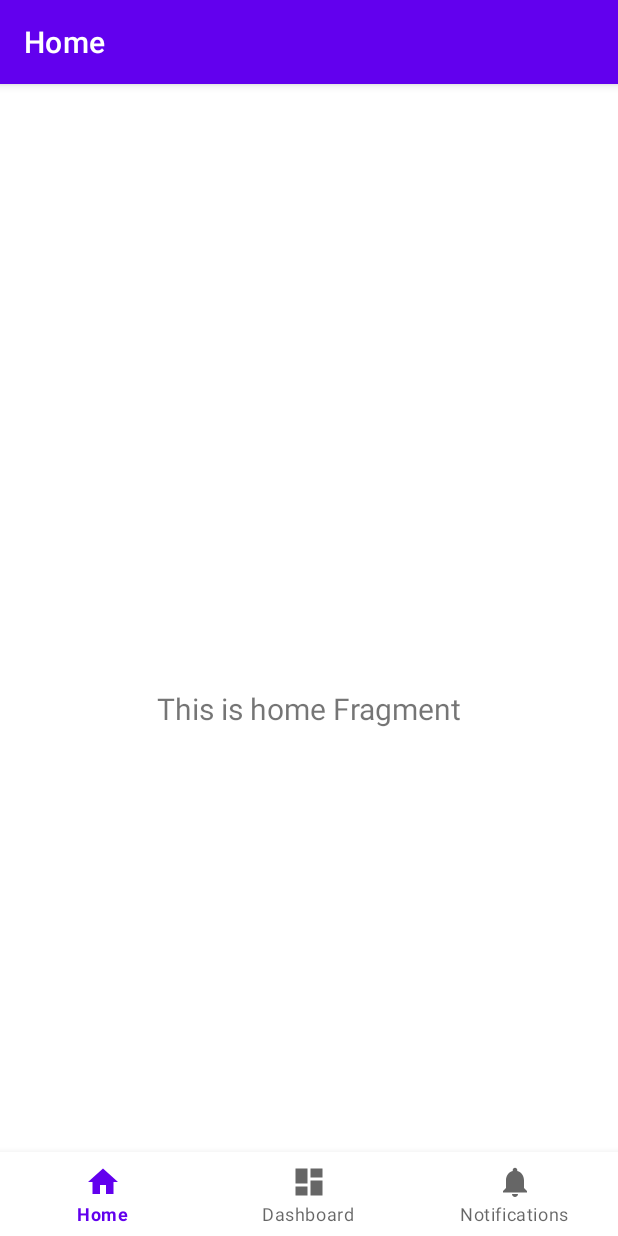
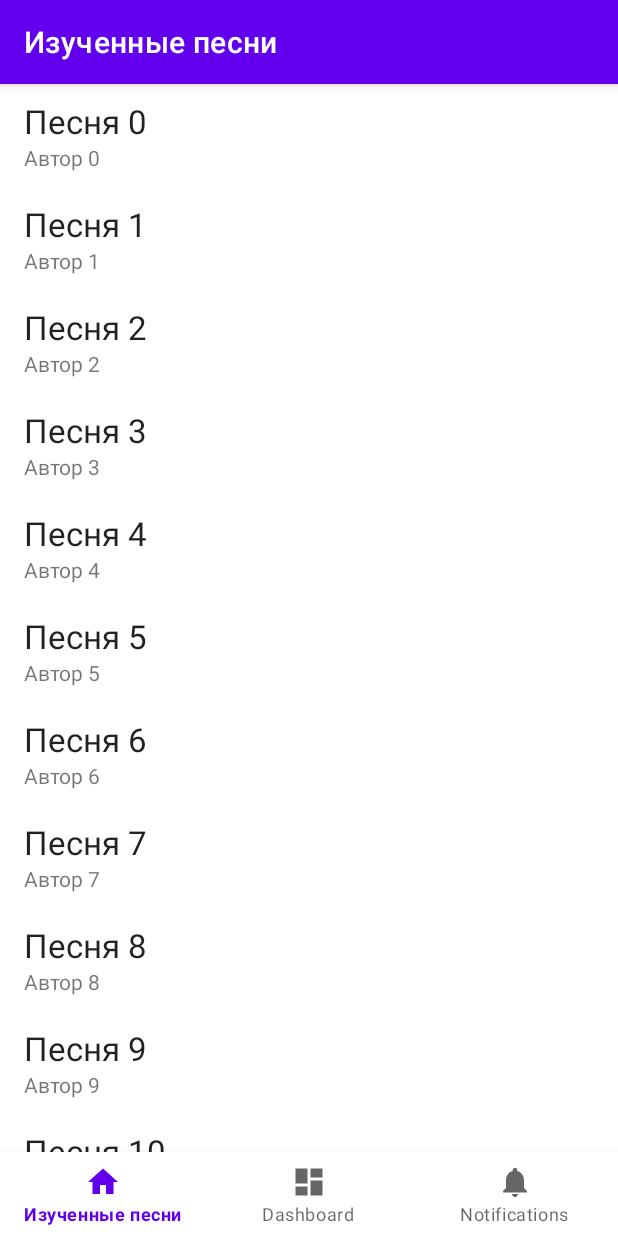
Before and after one commit to viafanasyev/guitar-songbook, an Android app: the screen it shows after launch (MainActivity), on a phone screen of 412 x 824 dp. Run offline under Robolectric (Android 15) with nearby library versions, the phone set to English and light mode, and no system bars; our stand-ins replace navigation-ui.

Commit message:
Add known songs stub list

```diff
--- a/app/src/main/java/ru/viafanasyev/guitarsongbook/MainActivity.kt
+++ b/app/src/main/java/ru/viafanasyev/guitarsongbook/MainActivity.kt
@@ -3,7 +3,7 @@ package ru.viafanasyev.guitarsongbook
 import android.os.Bundle
 import com.google.android.material.bottomnavigation.BottomNavigationView
 import androidx.appcompat.app.AppCompatActivity
-import androidx.navigation.findNavController
+import androidx.navigation.fragment.NavHostFragment
 import androidx.navigation.ui.AppBarConfiguration
 import androidx.navigation.ui.setupActionBarWithNavController
 import androidx.navigation.ui.setupWithNavController
@@ -21,12 +21,13 @@ class MainActivity : AppCompatActivity() {
 
         val navView: BottomNavigationView = binding.navView
 
-        val navController = findNavController(R.id.nav_host_fragment_activity_main)
+        val navHostFragment = supportFragmentManager.findFragmentById(R.id.nav_host_fragment_activity_main) as NavHostFragment
+        val navController = navHostFragment.navController
         // Passing each menu ID as a set of Ids because each
         // menu should be considered as top level destinations.
         val appBarConfiguration = AppBarConfiguration(
             setOf(
-                R.id.navigation_home, R.id.navigation_dashboard, R.id.navigation_notifications
+                R.id.navigation_known_songs, R.id.navigation_dashboard, R.id.navigation_notifications
             )
         )
         setupActionBarWithNavController(navController, appBarConfiguration)
--- /dev/null
+++ b/app/src/main/java/ru/viafanasyev/guitarsongbook/adapter/KnownSongsRecyclerAdapter.kt
@@ -0,0 +1,41 @@
+package ru.viafanasyev.guitarsongbook.adapter
+
+import android.view.LayoutInflater
+import android.view.View
+import android.view.ViewGroup
+import android.widget.TextView
+import androidx.recyclerview.widget.RecyclerView
+import ru.viafanasyev.guitarsongbook.R
+import ru.viafanasyev.guitarsongbook.domain.Song
+
+class KnownSongsRecyclerAdapter(
+    private val songs: List<Song>,
+    private val onSongClickListener: (song: Song, position: Int) -> Unit = { _, _ -> },
+) : RecyclerView.Adapter<KnownSongsRecyclerAdapter.KnownSongViewHolder>() {
+
+    class KnownSongViewHolder(itemView: View) : RecyclerView.ViewHolder(itemView) {
+        private val songNameTextView: TextView = itemView.findViewById(R.id.songName)
+        private val songAuthorTextView: TextView = itemView.findViewById(R.id.songAuthor)
+
+        fun bind(song: Song) {
+            songNameTextView.text = song.songName
+            songAuthorTextView.text = song.songAuthor
+        }
+    }
+
+    override fun onCreateViewHolder(parent: ViewGroup, viewType: Int): KnownSongViewHolder {
+        val itemView = LayoutInflater
+            .from(parent.context)
+            .inflate(R.layout.song_item, parent, false)
+        return KnownSongViewHolder(itemView)
+    }
+
+    override fun onBindViewHolder(holder: KnownSongViewHolder, position: Int) {
+        holder.bind(songs[position])
+        holder.itemView.setOnClickListener {
+            onSongClickListener(songs[position], position)
+        }
+    }
+
+    override fun getItemCount() = songs.size
+}
--- /dev/null
+++ b/app/src/main/java/ru/viafanasyev/guitarsongbook/domain/Song.kt
@@ -0,0 +1,6 @@
+package ru.viafanasyev.guitarsongbook.domain
+
+data class Song(
+    val songName: String,
+    val songAuthor: String,
+)
--- a/app/src/main/java/ru/viafanasyev/guitarsongbook/ui/home/HomeFragment.kt
+++ /dev/null
@@ -1,42 +0,0 @@
-package ru.viafanasyev.guitarsongbook.ui.home
-
-import android.os.Bundle
-import android.view.LayoutInflater
-import android.view.View
-import android.view.ViewGroup
-import android.widget.TextView
-import androidx.fragment.app.Fragment
-import androidx.lifecycle.ViewModelProvider
-import ru.viafanasyev.guitarsongbook.databinding.FragmentHomeBinding
-
-class HomeFragment : Fragment() {
-
-    private var _binding: FragmentHomeBinding? = null
-
-    // This property is only valid between onCreateView and
-    // onDestroyView.
-    private val binding get() = _binding!!
-
-    override fun onCreateView(
-        inflater: LayoutInflater,
-        container: ViewGroup?,
-        savedInstanceState: Bundle?
-    ): View {
-        val homeViewModel =
-            ViewModelProvider(this).get(HomeViewModel::class.java)
-
-        _binding = FragmentHomeBinding.inflate(inflater, container, false)
-        val root: View = binding.root
-
-        val textView: TextView = binding.textHome
-        homeViewModel.text.observe(viewLifecycleOwner) {
-            textView.text = it
-        }
-        return root
-    }
-
-    override fun onDestroyView() {
-        super.onDestroyView()
-        _binding = null
-    }
-}
--- a/app/src/main/java/ru/viafanasyev/guitarsongbook/ui/home/HomeViewModel.kt
+++ /dev/null
@@ -1,13 +0,0 @@
-package ru.viafanasyev.guitarsongbook.ui.home
-
-import androidx.lifecycle.LiveData
-import androidx.lifecycle.MutableLiveData
-import androidx.lifecycle.ViewModel
-
-class HomeViewModel : ViewModel() {
-
-    private val _text = MutableLiveData<String>().apply {
-        value = "This is home Fragment"
-    }
-    val text: LiveData<String> = _text
-}
--- /dev/null
+++ b/app/src/main/java/ru/viafanasyev/guitarsongbook/ui/knownsongs/KnownSongsFragment.kt
@@ -0,0 +1,52 @@
+package ru.viafanasyev.guitarsongbook.ui.knownsongs
+
+import android.os.Bundle
+import android.view.LayoutInflater
+import android.view.View
+import android.view.ViewGroup
+import android.widget.Toast
+import androidx.fragment.app.Fragment
+import androidx.lifecycle.ViewModelProvider
+import androidx.recyclerview.widget.LinearLayoutManager
+import ru.viafanasyev.guitarsongbook.adapter.KnownSongsRecyclerAdapter
+import ru.viafanasyev.guitarsongbook.databinding.FragmentKnownSongsBinding
+import ru.viafanasyev.guitarsongbook.domain.Song
+
+class KnownSongsFragment : Fragment() {
+
+    private var _binding: FragmentKnownSongsBinding? = null
+
+    // This property is only valid between onCreateView and
+    // onDestroyView.
+    private val binding get() = _binding!!
+
+    override fun onCreateView(
+        inflater: LayoutInflater,
+        container: ViewGroup?,
+        savedInstanceState: Bundle?
+    ): View {
+        _binding = FragmentKnownSongsBinding.inflate(inflater, container, false)
+
+        val knownSongsViewModel = ViewModelProvider(this).get(KnownSongsViewModel::class.java)
+
+        val knownSongsRecyclerView = binding.knownSongsRecyclerView
+        knownSongsRecyclerView.layoutManager = LinearLayoutManager(context)
+        knownSongsViewModel.songs.observe(viewLifecycleOwner) {
+            knownSongsRecyclerView.adapter = KnownSongsRecyclerAdapter(it, ::onSongClick)
+        }
+        return binding.root
+    }
+
+    private fun onSongClick(song: Song, position: Int) {
+        Toast.makeText(
+            context,
+            "Clicked song ${song.songName} at position $position",
+            Toast.LENGTH_SHORT
+        ).show()
+    }
+
+    override fun onDestroyView() {
+        super.onDestroyView()
+        _binding = null
+    }
+}
--- /dev/null
+++ b/app/src/main/java/ru/viafanasyev/guitarsongbook/ui/knownsongs/KnownSongsViewModel.kt
@@ -0,0 +1,13 @@
+package ru.viafanasyev.guitarsongbook.ui.knownsongs
+
+import androidx.lifecycle.LiveData
+import androidx.lifecycle.MutableLiveData
+import androidx.lifecycle.ViewModel
+import ru.viafanasyev.guitarsongbook.domain.Song
+
+class KnownSongsViewModel : ViewModel() {
+    private val _songs = MutableLiveData<List<Song>>().apply {
+        value = (0..30).map { Song("Песня $it", "Автор $it") }
+    }
+    val songs: LiveData<List<Song>> = _songs
+}
--- a/app/src/main/res/layout/activity_main.xml
+++ b/app/src/main/res/layout/activity_main.xml
@@ -3,8 +3,7 @@
     xmlns:app="http://schemas.android.com/apk/res-auto"
     android:id="@+id/container"
     android:layout_width="match_parent"
-    android:layout_height="match_parent"
-    android:paddingTop="?attr/actionBarSize">
+    android:layout_height="match_parent">
 
     <com.google.android.material.bottomnavigation.BottomNavigationView
         android:id="@+id/nav_view"
@@ -18,13 +17,13 @@
         app:layout_constraintRight_toRightOf="parent"
         app:menu="@menu/bottom_nav_menu" />
 
-    <fragment
+    <androidx.fragment.app.FragmentContainerView
         android:id="@+id/nav_host_fragment_activity_main"
         android:name="androidx.navigation.fragment.NavHostFragment"
-        android:layout_width="match_parent"
-        android:layout_height="match_parent"
+        android:layout_width="0dp"
+        android:layout_height="0dp"
         app:defaultNavHost="true"
-        app:layout_constraintBottom_toTopOf="@id/nav_view"
+        app:layout_constraintBottom_toTopOf="@+id/nav_view"
         app:layout_constraintLeft_toLeftOf="parent"
         app:layout_constraintRight_toRightOf="parent"
         app:layout_constraintTop_toTopOf="parent"
--- a/app/src/main/res/layout/fragment_home.xml
+++ b/app/src/main/res/layout/fragment_known_songs.xml
@@ -4,19 +4,16 @@
     xmlns:tools="http://schemas.android.com/tools"
     android:layout_width="match_parent"
     android:layout_height="match_parent"
-    tools:context=".ui.home.HomeFragment">
+    tools:context=".ui.knownsongs.KnownSongsFragment">
 
-    <TextView
-        android:id="@+id/text_home"
-        android:layout_width="match_parent"
-        android:layout_height="wrap_content"
-        android:layout_marginStart="8dp"
-        android:layout_marginTop="8dp"
-        android:layout_marginEnd="8dp"
-        android:textAlignment="center"
-        android:textSize="20sp"
+    <androidx.recyclerview.widget.RecyclerView
+        android:id="@+id/knownSongsRecyclerView"
+        android:layout_width="0dp"
+        android:layout_height="0dp"
+        android:scrollbars="vertical"
         app:layout_constraintBottom_toBottomOf="parent"
         app:layout_constraintEnd_toEndOf="parent"
         app:layout_constraintStart_toStartOf="parent"
-        app:layout_constraintTop_toTopOf="parent" />
+        app:layout_constraintTop_toTopOf="parent"
+        tools:listitem="@layout/song_item" />
 </androidx.constraintlayout.widget.ConstraintLayout>
--- /dev/null
+++ b/app/src/main/res/layout/song_item.xml
@@ -0,0 +1,32 @@
+<?xml version="1.0" encoding="utf-8"?>
+<androidx.constraintlayout.widget.ConstraintLayout
+    xmlns:android="http://schemas.android.com/apk/res/android"
+    xmlns:app="http://schemas.android.com/apk/res-auto"
+    android:layout_width="match_parent"
+    android:layout_height="wrap_content"
+    android:orientation="vertical"
+    android:paddingHorizontal="16dp"
+    android:paddingVertical="10dp"
+    android:clickable="true"
+    android:focusable="true"
+    android:foreground="?selectableItemBackground">
+
+    <TextView
+        android:id="@+id/songName"
+        android:layout_width="match_parent"
+        android:layout_height="wrap_content"
+        android:text="@string/stub_song_name"
+        android:textAppearance="?android:attr/textAppearanceLarge"
+        app:layout_constraintStart_toStartOf="parent"
+        app:layout_constraintTop_toTopOf="parent" />
+
+    <TextView
+        android:id="@+id/songAuthor"
+        android:layout_width="match_parent"
+        android:layout_height="wrap_content"
+        android:text="@string/stub_song_author"
+        android:textAppearance="?android:attr/textAppearanceSmall"
+        app:layout_constraintStart_toStartOf="@+id/songName"
+        app:layout_constraintTop_toBottomOf="@+id/songName" />
+
+</androidx.constraintlayout.widget.ConstraintLayout>
--- a/app/src/main/res/menu/bottom_nav_menu.xml
+++ b/app/src/main/res/menu/bottom_nav_menu.xml
@@ -2,9 +2,9 @@
 <menu xmlns:android="http://schemas.android.com/apk/res/android">
 
     <item
-        android:id="@+id/navigation_home"
+        android:id="@+id/navigation_known_songs"
         android:icon="@drawable/ic_home_black_24dp"
-        android:title="@string/title_home" />
+        android:title="@string/title_known_songs" />
 
     <item
         android:id="@+id/navigation_dashboard"
--- a/app/src/main/res/navigation/mobile_navigation.xml
+++ b/app/src/main/res/navigation/mobile_navigation.xml
@@ -3,13 +3,13 @@
     xmlns:app="http://schemas.android.com/apk/res-auto"
     xmlns:tools="http://schemas.android.com/tools"
     android:id="@+id/mobile_navigation"
-    app:startDestination="@+id/navigation_home">
+    app:startDestination="@+id/navigation_known_songs">
 
     <fragment
-        android:id="@+id/navigation_home"
-        android:name="ru.viafanasyev.guitarsongbook.ui.home.HomeFragment"
-        android:label="@string/title_home"
-        tools:layout="@layout/fragment_home" />
+        android:id="@+id/navigation_known_songs"
+        android:name="ru.viafanasyev.guitarsongbook.ui.knownsongs.KnownSongsFragment"
+        android:label="@string/title_known_songs"
+        tools:layout="@layout/fragment_known_songs" />
 
     <fragment
         android:id="@+id/navigation_dashboard"
--- a/app/src/main/res/values/strings.xml
+++ b/app/src/main/res/values/strings.xml
@@ -1,6 +1,10 @@
 <resources>
     <string name="app_name">Guitar Songbook</string>
-    <string name="title_home">Home</string>
+    <string name="title_known_songs">Изученные песни</string>
     <string name="title_dashboard">Dashboard</string>
     <string name="title_notifications">Notifications</string>
+
+    <!-- Example data -->
+    <string name="stub_song_name">Название песни</string>
+    <string name="stub_song_author">Автор песни</string>
 </resources>
```
